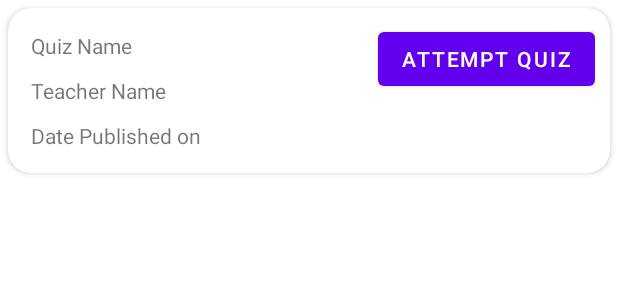
After one commit to SampreetyPillai/Queasily, an Android app: the layout quiz_layout.xml on its own in the app's theme, with its tools: preview values and no code run, on a phone screen of 412 x 824 dp. The commit adds this screen. Shown: the top 300 px of the screen. Run offline under Robolectric (Android 15) with nearby library versions, the phone set to English and light mode, and no system bars.

Commit message:
Uploading again

```diff
--- /dev/null
+++ b/app/src/main/res/layout/quiz_layout.xml
@@ -0,0 +1,57 @@
+<?xml version="1.0" encoding="utf-8"?>
+<androidx.cardview.widget.CardView xmlns:android="http://schemas.android.com/apk/res/android"
+    xmlns:app="http://schemas.android.com/apk/res-auto"
+    xmlns:tools="http://schemas.android.com/tools"
+    android:layout_width="match_parent"
+    android:layout_height="wrap_content"
+    app:cardCornerRadius="15dp"
+    android:layout_margin="5dp">
+
+    <androidx.constraintlayout.widget.ConstraintLayout
+        android:layout_width="match_parent"
+        android:layout_height="wrap_content"
+        android:padding="10dp">
+
+
+        <TextView
+            android:id="@+id/qname"
+            android:layout_width="wrap_content"
+            android:layout_height="wrap_content"
+            android:padding="5dp"
+            android:text="Quiz Name"
+            app:layout_constraintStart_toStartOf="parent"
+            app:layout_constraintTop_toTopOf="parent" />
+
+        <TextView
+            android:id="@+id/teacher"
+            android:layout_width="wrap_content"
+            android:layout_height="wrap_content"
+            android:padding="5dp"
+            android:text="Teacher Name"
+            app:layout_constraintStart_toStartOf="parent"
+            app:layout_constraintTop_toBottomOf="@+id/qname" />
+
+        <TextView
+            android:id="@+id/date_publish"
+            android:layout_width="wrap_content"
+            android:layout_height="wrap_content"
+            android:padding="5dp"
+            android:text="Date Published on"
+            app:layout_constraintStart_toStartOf="parent"
+            app:layout_constraintTop_toBottomOf="@+id/teacher" />
+
+        <Button
+            android:layout_width="wrap_content"
+            android:layout_height="wrap_content"
+            android:text="Attempt Quiz"
+            android:id="@+id/attempt"
+            app:layout_constraintEnd_toEndOf="parent"
+            app:layout_constraintTop_toTopOf="parent" />
+
+
+    </androidx.constraintlayout.widget.ConstraintLayout>
+
+
+
+
+</androidx.cardview.widget.CardView>
```
Also changed, not shown: app/src/main/java/com/example/queasily/HomeActivity.kt (+40 -16 lines), app/src/main/java/com/example/queasily/quizAdapter.kt (added, +43 -0 lines), app/src/main/java/com/example/queasily/quiz_data.kt (added, +7 -0 lines), app/src/main/java/com/example/queasily/upcomingFragment.kt (added, +111 -0 lines), app/src/main/res/layout/app_bar.xml (+9 -0 lines), app/src/main/res/layout/fragment_upcoming.xml (added, +29 -0 lines).
